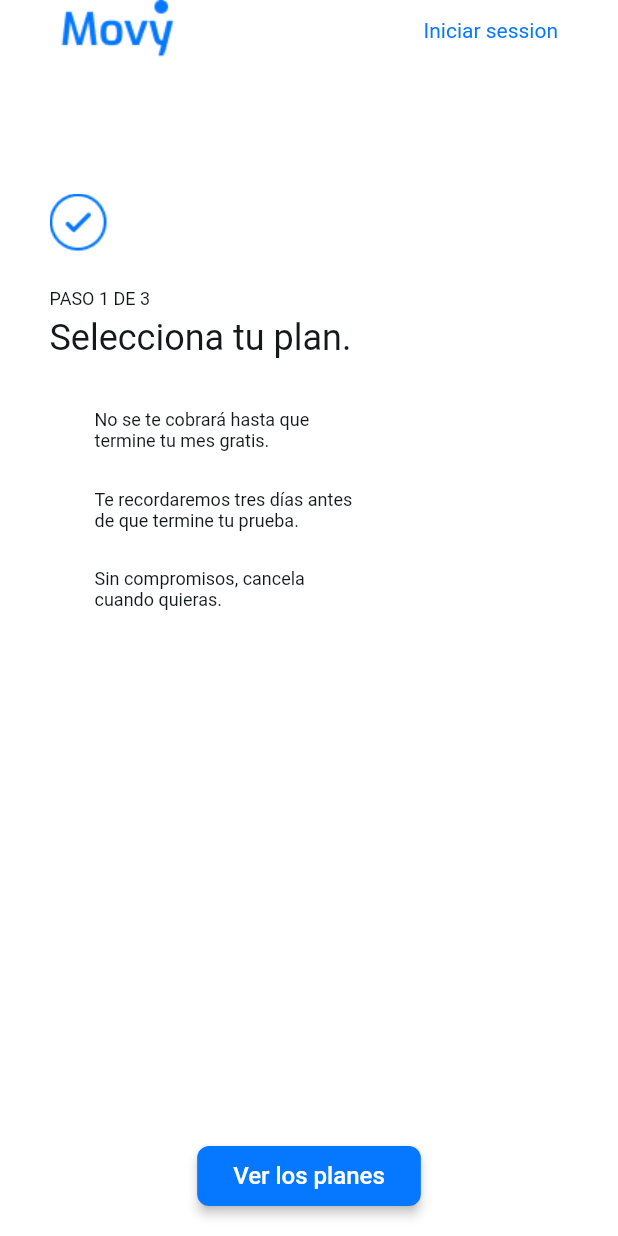
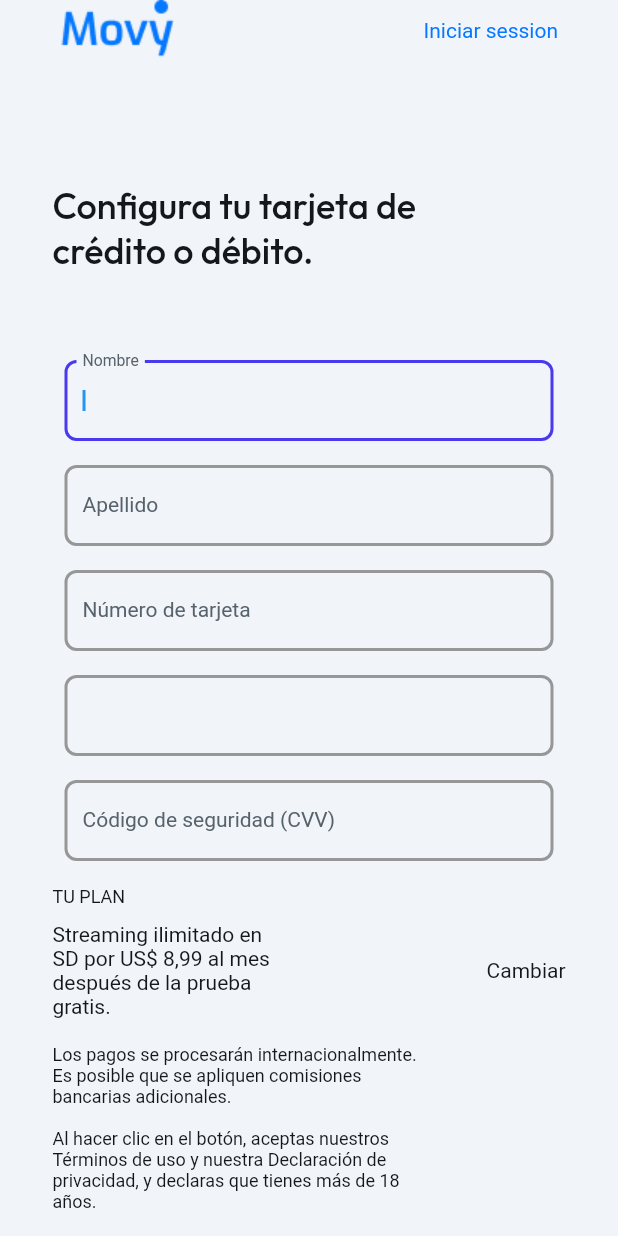
Before and after one commit to foxandabarat1085/movyapp, a Flutter app: the screen it shows after launch, after a tap on "Ver los planes", on a phone screen of 412 x 824 dp. Run offline on Flutter 3.47's test engine with Material 2 defaults, Android fonts, the phone set to English and light mode, and no system bars; drawn by our look-alikes of auto_size_text; our stand-ins replace font_awesome_flutter, from_css_color, go_router, google_fonts, page_transition, shared_preferences and 1 more; missing offline and left inert: json_path; network calls fail; Roboto replaces fonts that are missing (Readex Pro).

Commit message:
Added form view

```diff
--- /dev/null
+++ b/lib/flutter_flow/form_field_controller.dart
@@ -0,0 +1,9 @@
+import 'package:flutter/foundation.dart';
+
+class FormFieldController<T> extends ValueNotifier<T?> {
+  FormFieldController(this.initialValue) : super(initialValue);
+
+  final T? initialValue;
+
+  void reset() => value = initialValue;
+}
--- a/lib/flutter_flow/nav/nav.dart
+++ b/lib/flutter_flow/nav/nav.dart
@@ -52,6 +52,11 @@ GoRouter createRouter(AppStateNotifier appStateNotifier) => GoRouter(
           name: 'SelectPlanPage',
           path: '/selectPlanPage',
           builder: (context, params) => SelectPlanPageWidget(),
+        ),
+        FFRoute(
+          name: 'form',
+          path: '/form',
+          builder: (context, params) => FormWidget(),
         )
       ].map((r) => r.toRoute(appStateNotifier)).toList(),
     );
--- a/lib/index.dart
+++ b/lib/index.dart
@@ -2,3 +2,4 @@
 export '/pages/home_page/home_page_widget.dart' show HomePageWidget;
 export '/select_plan_page/select_plan_page_widget.dart'
     show SelectPlanPageWidget;
+export '/pages/form/form_widget.dart' show FormWidget;
--- /dev/null
+++ b/lib/pages/form/form_model.dart
@@ -0,0 +1,60 @@
+import '/flutter_flow/flutter_flow_theme.dart';
+import '/flutter_flow/flutter_flow_util.dart';
+import '/flutter_flow/flutter_flow_widgets.dart';
+import 'form_widget.dart' show FormWidget;
+import 'package:flutter/material.dart';
+import 'package:flutter/services.dart';
+import 'package:google_fonts/google_fonts.dart';
+import 'package:provider/provider.dart';
+
+class FormModel extends FlutterFlowModel<FormWidget> {
+  ///  State fields for stateful widgets in this page.
+
+  final unfocusNode = FocusNode();
+  // State field(s) for TextField widget.
+  FocusNode? textFieldFocusNode1;
+  TextEditingController? textController1;
+  String? Function(BuildContext, String?)? textController1Validator;
+  // State field(s) for TextField widget.
+  FocusNode? textFieldFocusNode2;
+  TextEditingController? textController2;
+  String? Function(BuildContext, String?)? textController2Validator;
+  // State field(s) for TextField widget.
+  FocusNode? textFieldFocusNode3;
+  TextEditingController? textController3;
+  String? Function(BuildContext, String?)? textController3Validator;
+  // State field(s) for TextField widget.
+  FocusNode? textFieldFocusNode4;
+  TextEditingController? textController4;
+  String? Function(BuildContext, String?)? textController4Validator;
+  // State field(s) for TextField widget.
+  FocusNode? textFieldFocusNode5;
+  TextEditingController? textController5;
+  String? Function(BuildContext, String?)? textController5Validator;
+
+  /// Initialization and disposal methods.
+
+  void initState(BuildContext context) {}
+
+  void dispose() {
+    unfocusNode.dispose();
+    textFieldFocusNode1?.dispose();
+    textController1?.dispose();
+
+    textFieldFocusNode2?.dispose();
+    textController2?.dispose();
+
+    textFieldFocusNode3?.dispose();
+    textController3?.dispose();
+
+    textFieldFocusNode4?.dispose();
+    textController4?.dispose();
+
+    textFieldFocusNode5?.dispose();
+    textController5?.dispose();
+  }
+
+  /// Action blocks are added here.
+
+  /// Additional helper methods are added here.
+}
--- /dev/null
+++ b/lib/pages/form/form_widget.dart
@@ -0,0 +1,445 @@
+import '/flutter_flow/flutter_flow_theme.dart';
+import '/flutter_flow/flutter_flow_util.dart';
+import '/flutter_flow/flutter_flow_widgets.dart';
+import 'package:flutter/material.dart';
+import 'package:flutter/services.dart';
+import 'package:google_fonts/google_fonts.dart';
+import 'package:provider/provider.dart';
+import 'form_model.dart';
+export 'form_model.dart';
+
+class FormWidget extends StatefulWidget {
+  const FormWidget({Key? key}) : super(key: key);
+
+  @override
+  _FormWidgetState createState() => _FormWidgetState();
+}
+
+class _FormWidgetState extends State<FormWidget> {
+  late FormModel _model;
+
+  final scaffoldKey = GlobalKey<ScaffoldState>();
+
+  @override
+  void initState() {
+    super.initState();
+    _model = createModel(context, () => FormModel());
+
+    _model.textController1 ??= TextEditingController();
+    _model.textFieldFocusNode1 ??= FocusNode();
+
+    _model.textController2 ??= TextEditingController();
+    _model.textFieldFocusNode2 ??= FocusNode();
+
+    _model.textController3 ??= TextEditingController();
+    _model.textFieldFocusNode3 ??= FocusNode();
+
+    _model.textController4 ??= TextEditingController();
+    _model.textFieldFocusNode4 ??= FocusNode();
+
+    _model.textController5 ??= TextEditingController();
+    _model.textFieldFocusNode5 ??= FocusNode();
+  }
+
+  @override
+  void dispose() {
+    _model.dispose();
+
+    super.dispose();
+  }
+
+  @override
+  Widget build(BuildContext context) {
+    if (isiOS) {
+      SystemChrome.setSystemUIOverlayStyle(
+        SystemUiOverlayStyle(
+          statusBarBrightness: Theme.of(context).brightness,
+          systemStatusBarContrastEnforced: true,
+        ),
+      );
+    }
+
+    return GestureDetector(
+      onTap: () => _model.unfocusNode.canRequestFocus
+          ? FocusScope.of(context).requestFocus(_model.unfocusNode)
+          : FocusScope.of(context).unfocus(),
+      child: Scaffold(
+        key: scaffoldKey,
+        backgroundColor: FlutterFlowTheme.of(context).primaryBackground,
+        body: SafeArea(
+          top: true,
+          child: SingleChildScrollView(
+            child: Column(
+              mainAxisSize: MainAxisSize.max,
+              children: [
+                Padding(
+                  padding: EdgeInsetsDirectional.fromSTEB(40.0, 0.0, 40.0, 0.0),
+                  child: Row(
+                    mainAxisSize: MainAxisSize.max,
+                    mainAxisAlignment: MainAxisAlignment.spaceBetween,
+                    children: [
+                      ClipRRect(
+                        borderRadius: BorderRadius.circular(8.0),
+                        child: Image.asset(
+                          'assets/images/BlueLogo.png',
+                          width: 76.0,
+                          height: 40.0,
+                          fit: BoxFit.cover,
+                        ),
+                      ),
+                      Text(
+                        'Iniciar session',
+                        style:
+                            FlutterFlowTheme.of(context).labelMedium.override(
+                                  fontFamily: 'Readex Pro',
+                                  color: Color(0xFF0578FF),
+                                ),
+                      ),
+                    ],
+                  ),
+                ),
+                Padding(
+                  padding: EdgeInsetsDirectional.fromSTEB(35.0, 0.0, 35.0, 0.0),
+                  child: SingleChildScrollView(
+                    child: Column(
+                      mainAxisSize: MainAxisSize.max,
+                      children: [
+                        Align(
+                          alignment: AlignmentDirectional(-1.00, 0.00),
+                          child: Padding(
+                            padding: EdgeInsetsDirectional.fromSTEB(
+                                0.0, 82.0, 0.0, 0.0),
+                            child: Text(
+                              'Configura tu tarjeta de\ncrédito o débito.',
+                              style: FlutterFlowTheme.of(context).headlineSmall,
+                            ),
+                          ),
+                        ),
+                        Padding(
+                          padding: EdgeInsetsDirectional.fromSTEB(
+                              8.0, 58.0, 8.0, 0.0),
+                          child: TextFormField(
+                            controller: _model.textController1,
+                            focusNode: _model.textFieldFocusNode1,
+                            autofocus: true,
+                            obscureText: false,
+                            decoration: InputDecoration(
+                              labelText: 'Nombre',
+                              labelStyle:
+                                  FlutterFlowTheme.of(context).labelMedium,
+                              hintStyle:
+                                  FlutterFlowTheme.of(context).labelMedium,
+                              enabledBorder: OutlineInputBorder(
+                                borderSide: BorderSide(
+                                  color: Color(0xFF979797),
+                                  width: 2.0,
+                                ),
+                                borderRadius: BorderRadius.circular(8.0),
+                              ),
+                              focusedBorder: OutlineInputBorder(
+                                borderSide: BorderSide(
+                                  color: FlutterFlowTheme.of(context).primary,
+                                  width: 2.0,
+                                ),
+                                borderRadius: BorderRadius.circular(8.0),
+                              ),
+                              errorBorder: OutlineInputBorder(
+                                borderSide: BorderSide(
+                                  color: FlutterFlowTheme.of(context).error,
+                                  width: 2.0,
+                                ),
+                                borderRadius: BorderRadius.circular(8.0),
+                              ),
+                              focusedErrorBorder: OutlineInputBorder(
+                                borderSide: BorderSide(
+                                  color: FlutterFlowTheme.of(context).error,
+                                  width: 2.0,
+                                ),
+                                borderRadius: BorderRadius.circular(8.0),
+                              ),
+                            ),
+                            style: FlutterFlowTheme.of(context).bodyMedium,
+                            validator: _model.textController1Validator
+                                .asValidator(context),
+                          ),
+                        ),
+                        Padding(
+                          padding: EdgeInsetsDirectional.fromSTEB(
+                              8.0, 16.0, 8.0, 0.0),
+                          child: TextFormField(
+                            controller: _model.textController2,
+                            focusNode: _model.textFieldFocusNode2,
+                            autofocus: true,
+                            obscureText: false,
+                            decoration: InputDecoration(
+                              labelText: 'Apellido',
+                              labelStyle:
+                                  FlutterFlowTheme.of(context).labelMedium,
+                              hintStyle:
+                                  FlutterFlowTheme.of(context).labelMedium,
+                              enabledBorder: OutlineInputBorder(
+                                borderSide: BorderSide(
+                                  color: Color(0xFF979797),
+                                  width: 2.0,
+                                ),
+                                borderRadius: BorderRadius.circular(8.0),
+                              ),
+                              focusedBorder: OutlineInputBorder(
+                                borderSide: BorderSide(
+                                  color: FlutterFlowTheme.of(context).primary,
+                                  width: 2.0,
+                                ),
+                                borderRadius: BorderRadius.circular(8.0),
+                              ),
+                              errorBorder: OutlineInputBorder(
+                                borderSide: BorderSide(
+                                  color: FlutterFlowTheme.of(context).error,
+                                  width: 2.0,
+                                ),
+                                borderRadius: BorderRadius.circular(8.0),
+                              ),
+                              focusedErrorBorder: OutlineInputBorder(
+                                borderSide: BorderSide(
+                                  color: FlutterFlowTheme.of(context).error,
+                                  width: 2.0,
+                                ),
+                                borderRadius: BorderRadius.circular(8.0),
+                              ),
+                            ),
+                            style: FlutterFlowTheme.of(context).bodyMedium,
+                            validator: _model.textController2Validator
+                                .asValidator(context),
+                          ),
+                        ),
+                        Padding(
+                          padding: EdgeInsetsDirectional.fromSTEB(
+                              8.0, 16.0, 8.0, 0.0),
+                          child: TextFormField(
+                            controller: _model.textController3,
+                            focusNode: _model.textFieldFocusNode3,
+                            autofocus: true,
+                            obscureText: false,
+                            decoration: InputDecoration(
+                              labelText: 'Número de tarjeta',
+                              labelStyle:
+                                  FlutterFlowTheme.of(context).labelMedium,
+                              hintStyle:
+                                  FlutterFlowTheme.of(context).labelMedium,
+                              enabledBorder: OutlineInputBorder(
+                                borderSide: BorderSide(
+                                  color: Color(0xFF979797),
+                                  width: 2.0,
+                                ),
+                                borderRadius: BorderRadius.circular(8.0),
+                              ),
+                              focusedBorder: OutlineInputBorder(
+                                borderSide: BorderSide(
+                                  color: FlutterFlowTheme.of(context).primary,
+                                  width: 2.0,
+                                ),
+                                borderRadius: BorderRadius.circular(8.0),
+                              ),
+                              errorBorder: OutlineInputBorder(
+                                borderSide: BorderSide(
+                                  color: FlutterFlowTheme.of(context).error,
+                                  width: 2.0,
+                                ),
+                                borderRadius: BorderRadius.circular(8.0),
+                              ),
+                              focusedErrorBorder: OutlineInputBorder(
+                                borderSide: BorderSide(
+                                  color: FlutterFlowTheme.of(context).error,
+                                  width: 2.0,
+                                ),
+                                borderRadius: BorderRadius.circular(8.0),
+                              ),
+                            ),
+                            style: FlutterFlowTheme.of(context).bodyMedium,
+                            validator: _model.textController3Validator
+                                .asValidator(context),
+                          ),
+                        ),
+                        Padding(
+                          padding: EdgeInsetsDirectional.fromSTEB(
+                              8.0, 16.0, 8.0, 0.0),
+                          child: TextFormField(
+                            controller: _model.textController4,
+                            focusNode: _model.textFieldFocusNode4,
+                            autofocus: true,
+                            obscureText: false,
+                            decoration: InputDecoration(
+                              labelStyle:
+                                  FlutterFlowTheme.of(context).labelMedium,
+                              hintStyle:
+                                  FlutterFlowTheme.of(context).labelMedium,
+                              enabledBorder: OutlineInputBorder(
+                                borderSide: BorderSide(
+                                  color: Color(0xFF979797),
+                                  width: 2.0,
+                                ),
+                                borderRadius: BorderRadius.circular(8.0),
+                              ),
+                              focusedBorder: OutlineInputBorder(
+                                borderSide: BorderSide(
+                                  color: FlutterFlowTheme.of(context).primary,
+                                  width: 2.0,
+                                ),
+                                borderRadius: BorderRadius.circular(8.0),
+                              ),
+                              errorBorder: OutlineInputBorder(
+                                borderSide: BorderSide(
+                                  color: FlutterFlowTheme.of(context).error,
+                                  width: 2.0,
+                                ),
+                                borderRadius: BorderRadius.circular(8.0),
+                              ),
+                              focusedErrorBorder: OutlineInputBorder(
+                                borderSide: BorderSide(
+                                  color: FlutterFlowTheme.of(context).error,
+                                  width: 2.0,
+                                ),
+                                borderRadius: BorderRadius.circular(8.0),
+                              ),
+                            ),
+                            style: FlutterFlowTheme.of(context).bodyMedium,
+                            validator: _model.textController4Validator
+                                .asValidator(context),
+                          ),
+                        ),
+                        Padding(
+                          padding: EdgeInsetsDirectional.fromSTEB(
+                              8.0, 16.0, 8.0, 0.0),
+                          child: TextFormField(
+                            controller: _model.textController5,
+                            focusNode: _model.textFieldFocusNode5,
+                            autofocus: true,
+                            obscureText: false,
+                            decoration: InputDecoration(
+                              labelText: 'Código de seguridad (CVV)',
+                              labelStyle:
+                                  FlutterFlowTheme.of(context).labelMedium,
+                              hintStyle:
+                                  FlutterFlowTheme.of(context).labelMedium,
+                              enabledBorder: OutlineInputBorder(
+                                borderSide: BorderSide(
+                                  color: Color(0xFF979797),
+                                  width: 2.0,
+                                ),
+                                borderRadius: BorderRadius.circular(8.0),
+                              ),
+                              focusedBorder: OutlineInputBorder(
+                                borderSide: BorderSide(
+                                  color: FlutterFlowTheme.of(context).primary,
+                                  width: 2.0,
+                                ),
+                                borderRadius: BorderRadius.circular(8.0),
+                              ),
+                              errorBorder: OutlineInputBorder(
+                                borderSide: BorderSide(
+                                  color: FlutterFlowTheme.of(context).error,
+                                  width: 2.0,
+                                ),
+                                borderRadius: BorderRadius.circular(8.0),
+                              ),
+                              focusedErrorBorder: OutlineInputBorder(
+                                borderSide: BorderSide(
+                                  color: FlutterFlowTheme.of(context).error,
+                                  width: 2.0,
+                                ),
+                                borderRadius: BorderRadius.circular(8.0),
+                              ),
+                            ),
+                            style: FlutterFlowTheme.of(context).bodyMedium,
+                            validator: _model.textController5Validator
+                                .asValidator(context),
+                          ),
+                        ),
+                        Align(
+                          alignment: AlignmentDirectional(-1.00, 0.00),
+                          child: Padding(
+                            padding: EdgeInsetsDirectional.fromSTEB(
+                                0.0, 17.0, 0.0, 0.0),
+                            child: Text(
+                              'TU PLAN',
+                              style: FlutterFlowTheme.of(context).bodySmall,
+                            ),
+                          ),
+                        ),
+                        Padding(
+                          padding: EdgeInsetsDirectional.fromSTEB(
+                              0.0, 10.0, 0.0, 0.0),
+                          child: Row(
+                            mainAxisSize: MainAxisSize.max,
+                            mainAxisAlignment: MainAxisAlignment.spaceBetween,
+                            children: [
+                              Text(
+                                'Streaming ilimitado en\nSD por US\$ 8,99 al mes\ndespués de la prueba\ngratis.',
+                                textAlign: TextAlign.start,
+                                style: FlutterFlowTheme.of(context).bodyLarge,
+                              ),
+                              Align(
+                                alignment: AlignmentDirectional(1.00, 0.00),
+                                child: Text(
+                                  'Cambiar',
+                                  style: FlutterFlowTheme.of(context).bodyLarge,
+                                ),
+                              ),
+                            ],
+                          ),
+                        ),
+                        Align(
+                          alignment: AlignmentDirectional(-1.00, 0.00),
+                          child: Padding(
+                            padding: EdgeInsetsDirectional.fromSTEB(
+                                0.0, 17.0, 0.0, 0.0),
+                            child: Text(
+                              'Los pagos se procesarán internacionalmente.\nEs posible que se apliquen comisiones\nbancarias adicionales.\n\nAl hacer clic en el botón, aceptas nuestros\nTérminos de uso y nuestra Declaración de\nprivacidad, y declaras que tienes más de 18\naños. ',
+                              style: FlutterFlowTheme.of(context).bodySmall,
+                            ),
+                          ),
+                        ),
+                        Align(
+                          alignment: AlignmentDirectional(0.00, 1.00),
+                          child: Padding(
+                            padding: EdgeInsetsDirectional.fromSTEB(
+                                0.0, 29.0, 0.0, 29.0),
+                            child: FFButtonWidget(
+                              onPressed: () {
+                                print('Button pressed ...');
+                              },
+                              text: 'INICIAR MEMBRESIA',
+                              options: FFButtonOptions(
+                                height: 40.0,
+                                padding: EdgeInsetsDirectional.fromSTEB(
+                                    24.0, 0.0, 24.0, 0.0),
+                                iconPadding: EdgeInsetsDirectional.fromSTEB(
+                                    0.0, 0.0, 0.0, 0.0),
+                                color: Color(0xFF0578FF),
+                                textStyle: FlutterFlowTheme.of(context)
+                                    .titleSmall
+                                    .override(
+                                      fontFamily: 'Readex Pro',
+                                      color: Colors.white,
+                                    ),
+                                elevation: 3.0,
+                                borderSide: BorderSide(
+                                  color: Colors.transparent,
+                                  width: 1.0,
+                                ),
+                                borderRadius: BorderRadius.circular(13.0),
+                              ),
+                            ),
+                          ),
+                        ),
+                      ],
+                    ),
+                  ),
+                ),
+              ],
+            ),
+          ),
+        ),
+      ),
+    );
+  }
+}
--- a/lib/pages/home_page/home_page_widget.dart
+++ b/lib/pages/home_page/home_page_widget.dart
@@ -281,8 +281,8 @@ class _HomePageWidgetState extends State<HomePageWidget> {
                       padding:
                           EdgeInsetsDirectional.fromSTEB(0.0, 0.0, 0.0, 20.0),
                       child: FFButtonWidget(
-                        onPressed: () {
-                          print('Button pressed ...');
+                        onPressed: () async {
+                          context.pushNamed('form');
                         },
                         text: 'Ver los planes',
                         options: FFButtonOptions(
```
